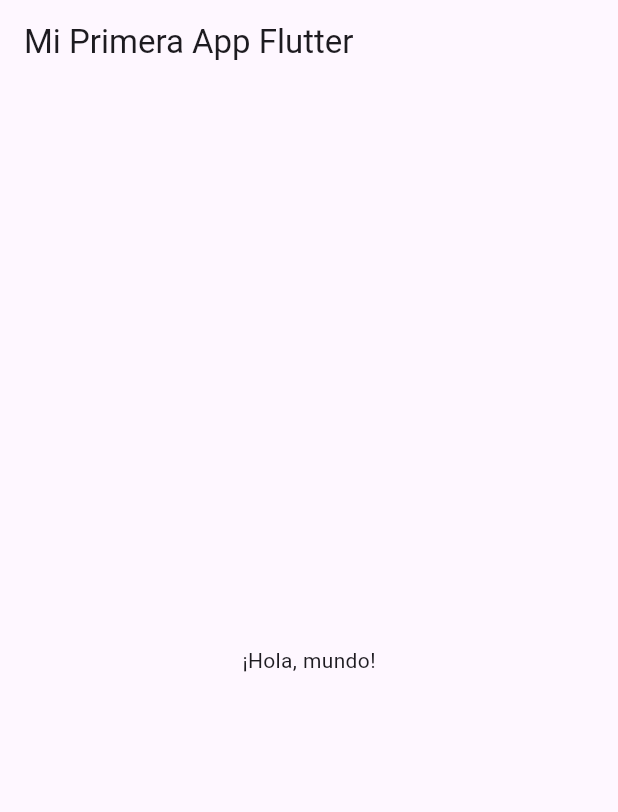
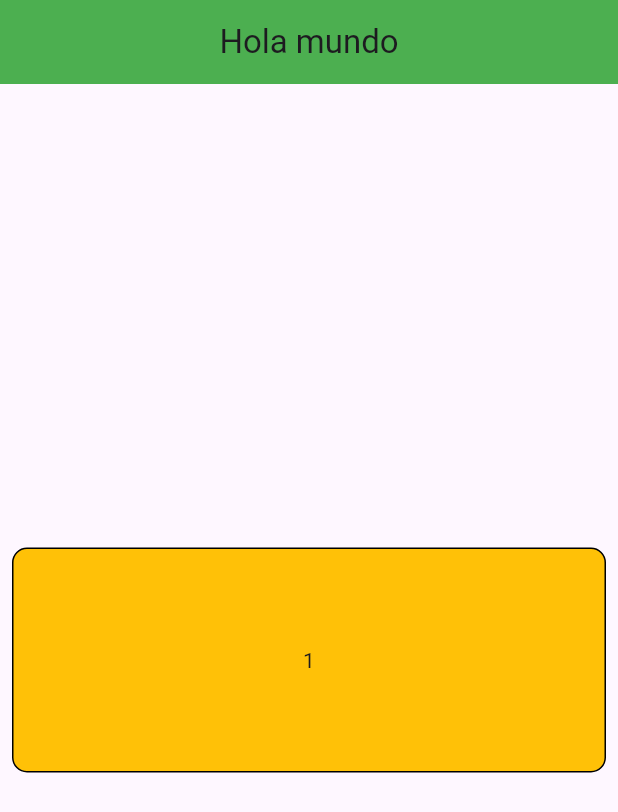
Before and after one commit to nicolasCa-sen/Flutte_app, a Flutter app: the screen it shows after launch, on a phone screen of 412 x 824 dp. Shown: the top 812 px of the screen. Run offline on Flutter 3.47's test engine with Material 3 defaults, Android fonts, the phone set to English and light mode, and no system bars.

```diff
--- a/lib/main.dart
+++ b/lib/main.dart
@@ -1,7 +1,8 @@
 import 'package:flutter/material.dart';
+import 'widget001.dart';
 
 void main() {
-  runApp(MiPrimeraApp());
+  runApp(const MyApp());
 }
 
 class MiPrimeraApp extends StatelessWidget {
--- /dev/null
+++ b/lib/widget001.dart
@@ -0,0 +1,57 @@
+import 'package:flutter/material.dart';
+
+class MyApp extends StatelessWidget {
+  const MyApp({Key? key}) : super(key: key);
+
+  @override
+  Widget build(BuildContext context) {
+    return MaterialApp(
+      title: 'Aprendiendo widgets',
+      home: Scaffold(
+        appBar: AppBar(
+          backgroundColor: Colors.green,
+          centerTitle: true,
+          title: const Text("Hola mundo"),
+        ),
+        // Gridview vs .buildeGridViewr
+        body: const yellowWidget(),
+      ),
+    );
+  }
+}
+
+class yellowWidget extends StatefulWidget {
+  const yellowWidget({super.key});
+
+  @override
+  State<yellowWidget> createState() => _yellowWidgetState();
+}
+
+class _yellowWidgetState extends State<yellowWidget> {
+  int number = 1;
+  @override
+  Widget build(BuildContext context) {
+    return Center(
+      child: InkWell(
+        onTap: () {
+          setState(() {
+            number = number + 1;
+            // });
+            // print("Hola mundo"
+          });
+        },
+        child: Container(
+          margin: const EdgeInsets.all(8),
+          width: double.infinity,
+          height: 150,
+          decoration: BoxDecoration(
+            color: Colors.amber,
+            borderRadius: BorderRadius.circular(10),
+            border: Border.all(color: Colors.black),
+          ),
+          child: Center(child: Text(number.toString())),
+        ),
+      ),
+    );
+  }
+}
```
Also changed, not shown: 1 other file.
